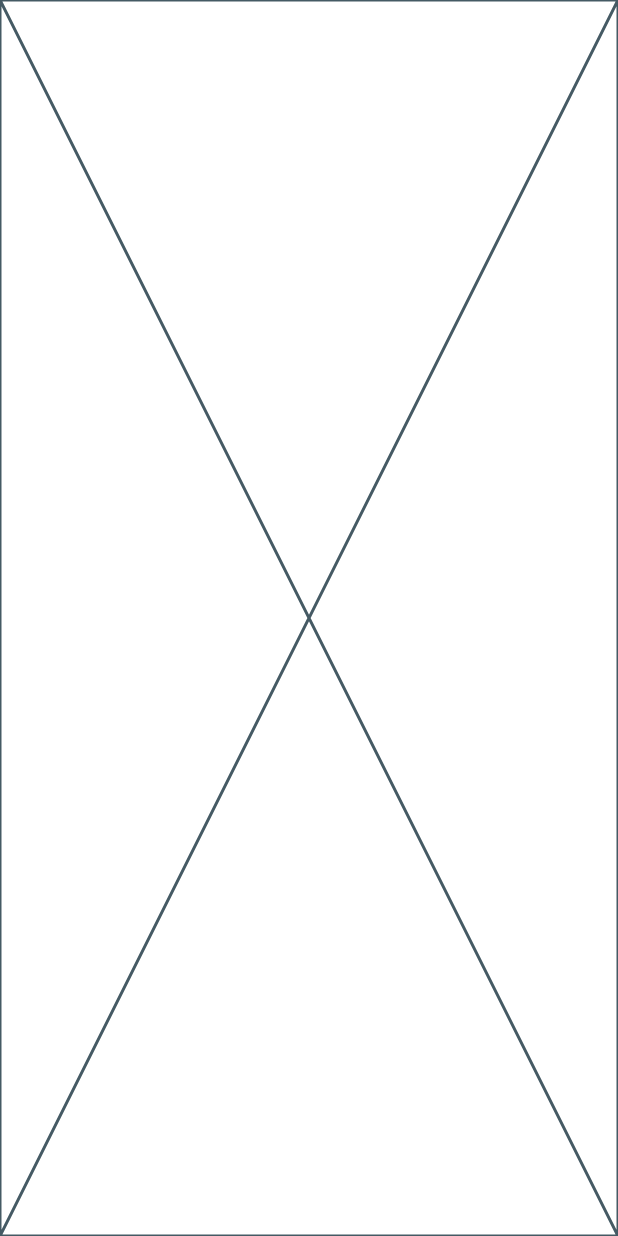
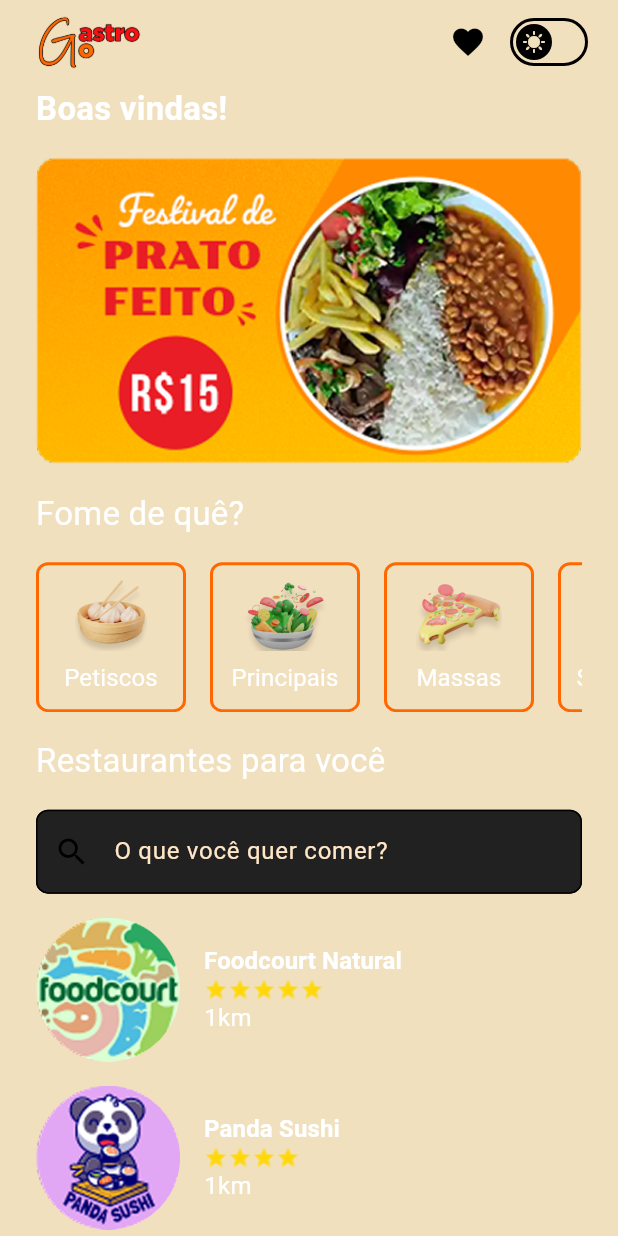
Before and after one commit to ricarthlima/flutter_gastro_go, a Flutter app: the screen it shows after launch, after a tap on "Bora!", on a phone screen of 412 x 824 dp. Run offline on Flutter 3.47's test engine with Material 3 defaults, Android fonts, the phone set to English and light mode, and no system bars; our stand-ins replace flutter_mobx, get_it, go_router, mobx, objectbox, shared_preferences; generated files the repository leaves out were written again.

Commit message:
feat(restaurant_pres): estruturada primeira versao da tela de restaurantes

```diff
--- /dev/null
+++ b/lib/features/restaurant/helpers/categories_data.dart
@@ -0,0 +1,11 @@
+import 'category_model.dart';
+
+abstract class CategoriesData {
+  static List<CategoryModel> listCategories = [
+    CategoryModel(name: "Petiscos"),
+    CategoryModel(name: "Principais"),
+    CategoryModel(name: "Massas"),
+    CategoryModel(name: "Sobremesas"),
+    CategoryModel(name: "Bebidas"),
+  ];
+}
--- /dev/null
+++ b/lib/features/restaurant/helpers/category_model.dart
@@ -0,0 +1,7 @@
+class CategoryModel {
+  String imagePath;
+  String name;
+
+  CategoryModel({required this.name})
+    : imagePath = "assets/images/categories/${name.toLowerCase()}.png";
+}
--- a/lib/features/restaurant/presentation/pages/restaurants_screen.dart
+++ b/lib/features/restaurant/presentation/pages/restaurants_screen.dart
@@ -1,10 +1,148 @@
 import 'package:flutter/material.dart';
+import 'package:flutter_gastro_go/core/injection/injection_container.dart';
+import 'package:flutter_gastro_go/features/restaurant/domain/entities/restaurant_dto.dart';
+import 'package:flutter_gastro_go/features/restaurant/presentation/stores/restaurant_list_store.dart';
+import 'package:flutter_gastro_go/features/restaurant/presentation/widgets/home_app_bar.dart';
+import 'package:flutter_mobx/flutter_mobx.dart';
 
-class RestaurantsScreen extends StatelessWidget {
+import '../../../../core/theme/app_colors.dart';
+import '../../helpers/categories_data.dart';
+import '../../helpers/category_model.dart';
+import '../widgets/category_widget.dart';
+import '../widgets/restaurant_widget.dart';
+
+class RestaurantsScreen extends StatefulWidget {
   const RestaurantsScreen({super.key});
 
   @override
+  State<RestaurantsScreen> createState() => _RestaurantsScreenState();
+}
+
+class _RestaurantsScreenState extends State<RestaurantsScreen> {
+  final ScrollController _scrollController = ScrollController();
+  final TextEditingController _searchController = TextEditingController();
+
+  final RestaurantListStore store = getIt<RestaurantListStore>();
+
+  @override
+  void initState() {
+    super.initState();
+    WidgetsBinding.instance.addPostFrameCallback((_) {
+      store.loadRestaurants();
+    });
+  }
+
+  @override
   Widget build(BuildContext context) {
-    return const Placeholder();
+    return Scaffold(
+      appBar: HomeAppBar(),
+      body: SafeArea(
+        child: Observer(
+          builder: (context) {
+            if (store.isLoading) {
+              return Center(child: CircularProgressIndicator());
+            }
+
+            if (store.hasError) {
+              return Center(
+                child: Column(
+                  mainAxisAlignment: MainAxisAlignment.center,
+                  children: [
+                    Text(
+                      store.errorMessage ?? "Erro",
+                      textAlign: TextAlign.center,
+                    ),
+                    ElevatedButton(
+                      onPressed: store.loadRestaurants,
+                      child: Text("Tentar Novamente"),
+                    ),
+                  ],
+                ),
+              );
+            }
+
+            return Padding(
+              padding: const EdgeInsets.symmetric(horizontal: 24.0),
+              child: SingleChildScrollView(
+                controller: _scrollController,
+                child: Column(
+                  crossAxisAlignment: CrossAxisAlignment.start,
+                  spacing: 16,
+                  children: [
+                    Text(
+                      "Boas vindas!",
+                      style: Theme.of(context).textTheme.titleMedium!.copyWith(
+                        fontWeight: FontWeight.w700,
+                      ),
+                    ),
+                    Image.asset("assets/images/banners/banner_promo.png"),
+                    Text(
+                      "Fome de quê?",
+                      style: Theme.of(context).textTheme.titleMedium,
+                    ),
+                    SingleChildScrollView(
+                      scrollDirection: Axis.horizontal,
+                      child: Row(
+                        spacing: 16,
+                        children: List.generate(
+                          CategoriesData.listCategories.length,
+                          (index) {
+                            CategoryModel category =
+                                CategoriesData.listCategories[index];
+                            return InkWell(
+                              onTap: () {
+                                onCategoryTap(category.name);
+                              },
+                              child: CategoryWidget(
+                                category: category,
+                                isSelected:
+                                    store.categoryQuery == category.name,
+                              ),
+                            );
+                          },
+                        ),
+                      ),
+                    ),
+                    Text(
+                      "Restaurantes para você",
+                      style: Theme.of(context).textTheme.titleMedium,
+                    ),
+                    TextFormField(
+                      controller: _searchController,
+                      decoration: InputDecoration(
+                        prefixIcon: Icon(Icons.search),
+                        labelText: "O que você quer comer?",
+                        labelStyle: TextStyle(color: AppColors.mainLighter),
+                      ),
+                      onFieldSubmitted: (value) => _animateToEnd(),
+                    ),
+                    Column(
+                      spacing: 16,
+                      children: List.generate(store.restaurants.length, (
+                        index,
+                      ) {
+                        RestaurantDto restaurant = store.restaurants[index];
+                        return RestaurantWidget(restaurant: restaurant);
+                      }),
+                    ),
+                    SizedBox(height: 64),
+                  ],
+                ),
+              ),
+            );
+          },
+        ),
+      ),
+    );
+  }
+
+  void onCategoryTap(String categoryName) {}
+
+  void _animateToEnd() {
+    _scrollController.animateTo(
+      _scrollController.position.maxScrollExtent,
+      duration: Duration(milliseconds: 750),
+      curve: Curves.ease,
+    );
   }
 }
--- /dev/null
+++ b/lib/features/restaurant/presentation/widgets/category_widget.dart
@@ -0,0 +1,43 @@
+import 'package:flutter/material.dart';
+
+import '../../../../core/theme/app_colors.dart';
+import '../../helpers/category_model.dart';
+
+class CategoryWidget extends StatelessWidget {
+  final CategoryModel category;
+  final bool isSelected;
+  const CategoryWidget({
+    super.key,
+    required this.category,
+    required this.isSelected,
+  });
+
+  @override
+  Widget build(BuildContext context) {
+    return Container(
+      width: 100,
+      height: 100,
+      padding: EdgeInsets.all(8),
+      decoration: BoxDecoration(
+        color: (isSelected) ? AppColors.main : Colors.transparent,
+        borderRadius: BorderRadius.circular(8),
+        border: Border.all(width: 2, color: AppColors.main),
+      ),
+      child: Column(
+        mainAxisSize: MainAxisSize.min,
+        mainAxisAlignment: MainAxisAlignment.center,
+        crossAxisAlignment: CrossAxisAlignment.center,
+        spacing: 6,
+        children: [
+          Image.asset(category.imagePath, height: 48),
+          Text(
+            category.name,
+            textAlign: TextAlign.center,
+            overflow: TextOverflow.ellipsis,
+            style: Theme.of(context).textTheme.titleSmall,
+          ),
+        ],
+      ),
+    );
+  }
+}
--- /dev/null
+++ b/lib/features/restaurant/presentation/widgets/home_app_bar.dart
@@ -0,0 +1,47 @@
+import 'package:flutter/material.dart';
+import 'package:flutter_gastro_go/core/injection/injection_container.dart';
+import 'package:flutter_gastro_go/features/settings/domain/stores/theme_store.dart';
+import 'package:flutter_mobx/flutter_mobx.dart';
+
+class HomeAppBar extends StatelessWidget implements PreferredSizeWidget {
+  final String? title;
+
+  const HomeAppBar({super.key, this.title});
+
+  @override
+  Widget build(BuildContext context) {
+    final themeStore = getIt<ThemeStore>();
+
+    return AppBar(
+      title: title != null
+          ? Text(title!)
+          : Image.asset("assets/images/logo.png", height: 48),
+      centerTitle: title != null,
+      toolbarHeight: 72,
+      actions: [
+        IconButton(icon: Icon(Icons.favorite), onPressed: () {}),
+        Observer(
+          builder: (_) => Switch(
+            value: themeStore.isDarkTheme,
+            thumbIcon: WidgetStateProperty.resolveWith((states) {
+              if (!states.contains(WidgetState.selected)) {
+                return Icon(Icons.sunny);
+              }
+              return Icon(Icons.nightlight);
+            }),
+            onChanged: (value) {
+              themeStore.toggleDarkTheme();
+            },
+          ),
+        ),
+        SizedBox(width: 16),
+      ],
+    );
+  }
+
+  // 2. Você DEVE implementar este getter.
+  //    Ele informa ao Scaffold a altura da sua AppBar.
+  //    kToolbarHeight é a altura padrão da AppBar do Flutter.
+  @override
+  Size get preferredSize => const Size.fromHeight(kToolbarHeight);
+}
--- /dev/null
+++ b/lib/features/restaurant/presentation/widgets/restaurant_widget.dart
@@ -0,0 +1,50 @@
+import 'package:flutter/material.dart';
+import 'package:flutter_gastro_go/features/restaurant/domain/entities/restaurant_dto.dart';
+
+class RestaurantWidget extends StatelessWidget {
+  final RestaurantDto restaurant;
+  const RestaurantWidget({super.key, required this.restaurant});
+
+  @override
+  Widget build(BuildContext context) {
+    return InkWell(
+      onTap: () => _onRestaurantPressed(context),
+      child: Row(
+        spacing: 16,
+        children: [
+          Image.asset(
+            "assets/images/${restaurant.imageUrl ?? 'restaurants/default.png'}",
+            width: 96,
+          ),
+          Column(
+            mainAxisSize: MainAxisSize.min,
+            mainAxisAlignment: MainAxisAlignment.center,
+            crossAxisAlignment: CrossAxisAlignment.start,
+            children: [
+              Text(
+                restaurant.name,
+                style: Theme.of(
+                  context,
+                ).textTheme.titleSmall!.copyWith(fontWeight: FontWeight.bold),
+              ),
+              Row(
+                children: List.generate(restaurant.rating.floor(), (index) {
+                  return Image.asset(
+                    "assets/images/others/star.png",
+                    width: 16,
+                  );
+                }),
+              ),
+              Text("${restaurant.distance}km"),
+            ],
+          ),
+        ],
+      ),
+    );
+  }
+
+  void _onRestaurantPressed(BuildContext context) {
+    // context.push(AppRouter.restaurant, extra: restaurant);
+    // context.go("${AppRouter.restaurant}/${restaurant.id}");
+  }
+}
```
